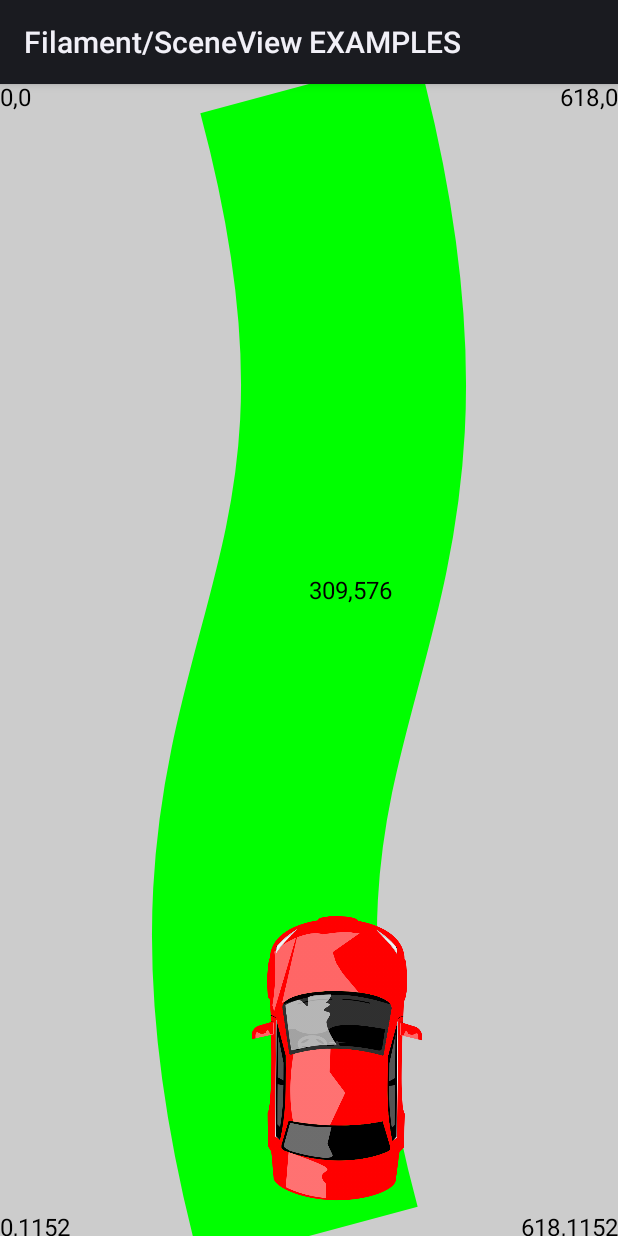
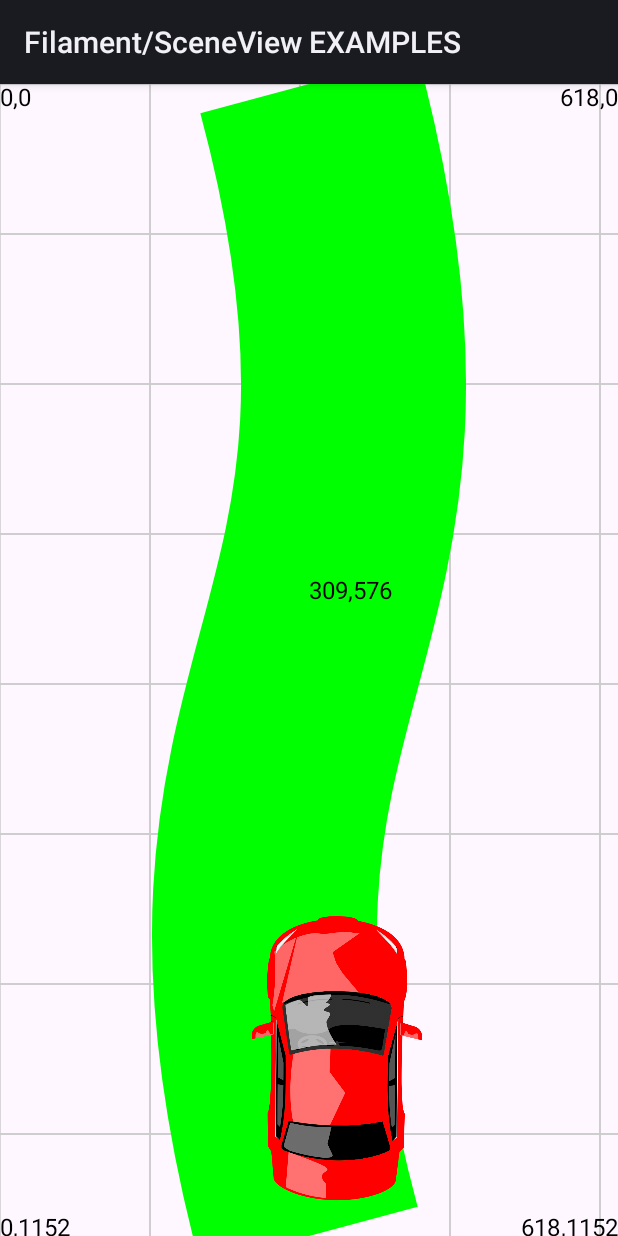
Before and after one commit to MisicQM/Android3DEnginesExamples, an Android app built with Jetpack Compose: the CanvasExampleActivity screen opened directly, with no data from a screen before it, on a phone screen of 412 x 824 dp. Run offline under Robolectric (Android 15) with nearby library versions, the phone set to English and light mode, and no system bars; network calls fail.

```diff
--- a/app/src/main/java/com/natasa/canvasexample/CanvasExampleActivity.kt
+++ b/app/src/main/java/com/natasa/canvasexample/CanvasExampleActivity.kt
@@ -33,7 +33,6 @@ import androidx.compose.ui.geometry.Size
 import androidx.compose.ui.graphics.Color
 import androidx.compose.ui.graphics.Path
 import androidx.compose.ui.graphics.drawscope.DrawScope
-import androidx.compose.ui.text.TextStyle
 import com.natasa.canvasexample.ImageHelper.loadImageBitmap
 import com.natasa.canvasexample.PathHelper.cubicBezier
 import com.natasa.canvasexample.PathHelper.cubicBezierTangent
@@ -51,10 +50,13 @@ class CanvasExampleActivity : ComponentActivity() {
             MaterialTheme {
                 Surface(modifier = Modifier.fillMaxSize(), color = MaterialTheme.colorScheme.background) {
                     Box(modifier = Modifier.fillMaxSize(), contentAlignment = Alignment.Center) {
-
+                       // MovingGridCanvas()
+                        GridCanvas(lineColor = Color.LightGray)
                       CarAndTrajectoryCanvas(viewModel = viewModel)
                        // TrajectoryViewMoreUsecases(viewModel = viewModel)
+
                         CoordinateTextCanvas()
+
                     }
                 }
             }
@@ -74,7 +76,6 @@ fun CarAndTrajectoryCanvas(viewModel : TrajectoryViewModel) {
     // Convert dp to pixel
     val carWidthPx = with(LocalDensity.current) { 240.dp.toPx() }
     val carHeightPx = with(LocalDensity.current) { 570.dp.toPx() }
-
     LaunchedEffect(Unit) {
         launch {
             animatable.animateTo(
@@ -84,11 +85,12 @@ fun CarAndTrajectoryCanvas(viewModel : TrajectoryViewModel) {
                     repeatMode = RepeatMode.Reverse
                 )
             )
+
         }
     }
     Canvas(modifier = Modifier
         .fillMaxSize()
-        .background(Color.LightGray)) {
+        .background(Color.Transparent)) {
         // Define the starting point and the control points for the trajectory:
         //Offset( x: Float, y: Float)
 
--- a/app/src/main/java/com/natasa/canvasexample/CoordinateTextCanvas.kt
+++ b/app/src/main/java/com/natasa/canvasexample/CoordinateTextCanvas.kt
@@ -6,14 +6,46 @@ import androidx.compose.runtime.Composable
 import androidx.compose.runtime.remember
 import androidx.compose.ui.Modifier
 import androidx.compose.ui.geometry.Offset
+import androidx.compose.ui.geometry.Size
 import androidx.compose.ui.graphics.Color
 import androidx.compose.ui.graphics.drawscope.DrawScope
+import androidx.compose.ui.graphics.drawscope.Stroke
 import androidx.compose.ui.graphics.nativeCanvas
 import androidx.compose.ui.graphics.toArgb
 import androidx.compose.ui.platform.LocalContext
 import androidx.compose.ui.text.TextStyle
+import androidx.compose.ui.unit.dp
 import androidx.compose.ui.unit.sp
-
+/**Canvas coordinates:
+ * (0,0): Top-left corner of the canvas.
+ * (width, 0): Top-right corner of the canvas.
+ * (0, height): Bottom-left corner of the canvas.
+ * (width, height): Bottom-right corner of the canvas.
+ *
+ * Center:
+ * (width / 2, height / 2): Center of the canvas.
+ *
+ * (0,0)                               (width,0)
+ *   +--------------------------------------+
+ *   |                                      |
+ *   |                                      |
+ *   |                  C1                  |
+ *   |               , - - - .              |
+ *   |           ,-'           '-.          |
+ *   |         /                   \        |
+ *   |        /                     \       |
+ *   |       ;                       :      |
+ *   |       |           + (center)  |      |
+ *   |       :                       ;      |
+ *   |        \                     /       |
+ *   |         \,                 ,/        |
+ *   |           '-.           ,-'          |
+ *   |               ` - - - '              |
+ *   |                  C2                  |
+ *   |                                      |
+ *   +--------------------------------------+
+ * (0,height)                           (width,height)
+ */
 @Composable
 fun CoordinateTextCanvas() {
     val textStyle = TextStyle(color = Color.Black, fontSize = 16.sp)
@@ -78,3 +110,27 @@ fun DrawScope.drawText(painter: TextPainter, text: String, position: Offset, tex
         }
     )
 }
+@Composable
+fun GridCanvas(lineColor: Color) {
+    Canvas(modifier = Modifier.fillMaxSize()) {
+        val strokeWidth = 1.dp.toPx() // Set the stroke width for the grid lines
+        val cellSize = Size(100.dp.toPx(), 100.dp.toPx()) // The size for each cell
+
+        // Calculate the number of cells horizontally and vertically
+        val cellsInRow = (size.width / cellSize.width).toInt()
+        val cellsInColumn = (size.height / cellSize.height).toInt()
+
+        // Draw the grid
+        for (i in 0..cellsInRow) {
+            for (j in 0..cellsInColumn) {
+                val topLeft = Offset(i * cellSize.width, j * cellSize.height)
+                drawRect(
+                    color = lineColor,
+                    topLeft = topLeft,
+                    size = cellSize,
+                    style = Stroke(width = strokeWidth)
+                )
+            }
+        }
+    }
+}
```
Also changed, not shown: app/src/main/java/com/natasa/canvasexample/MovingBackgroundCanvas.kt (added, +59 -0 lines).
